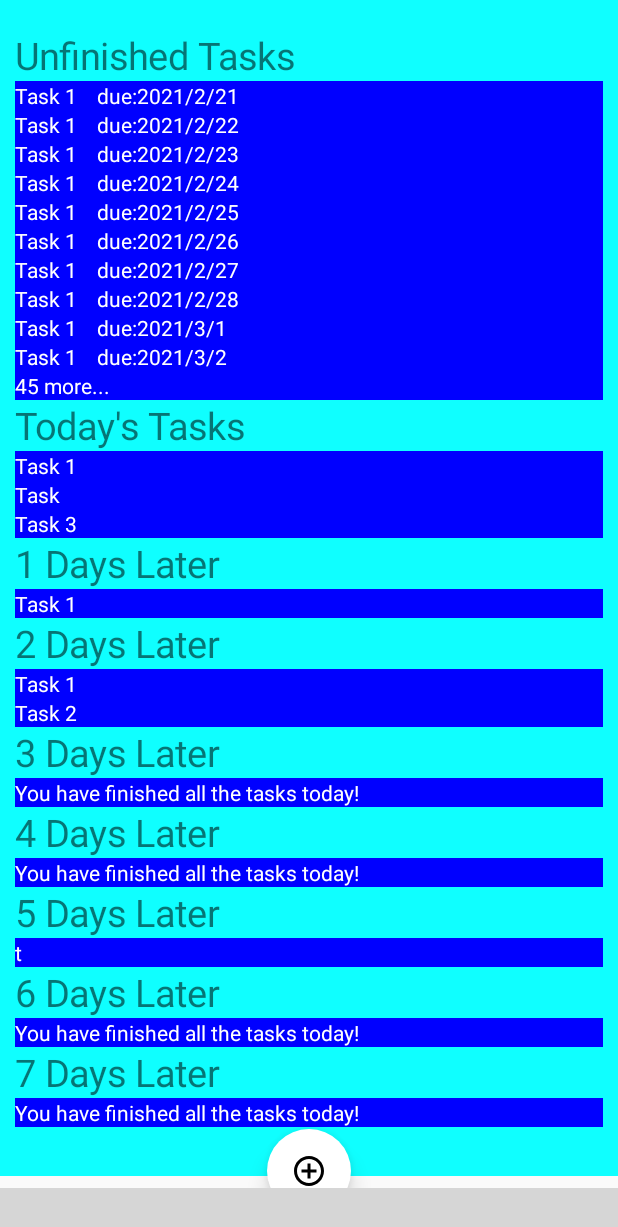
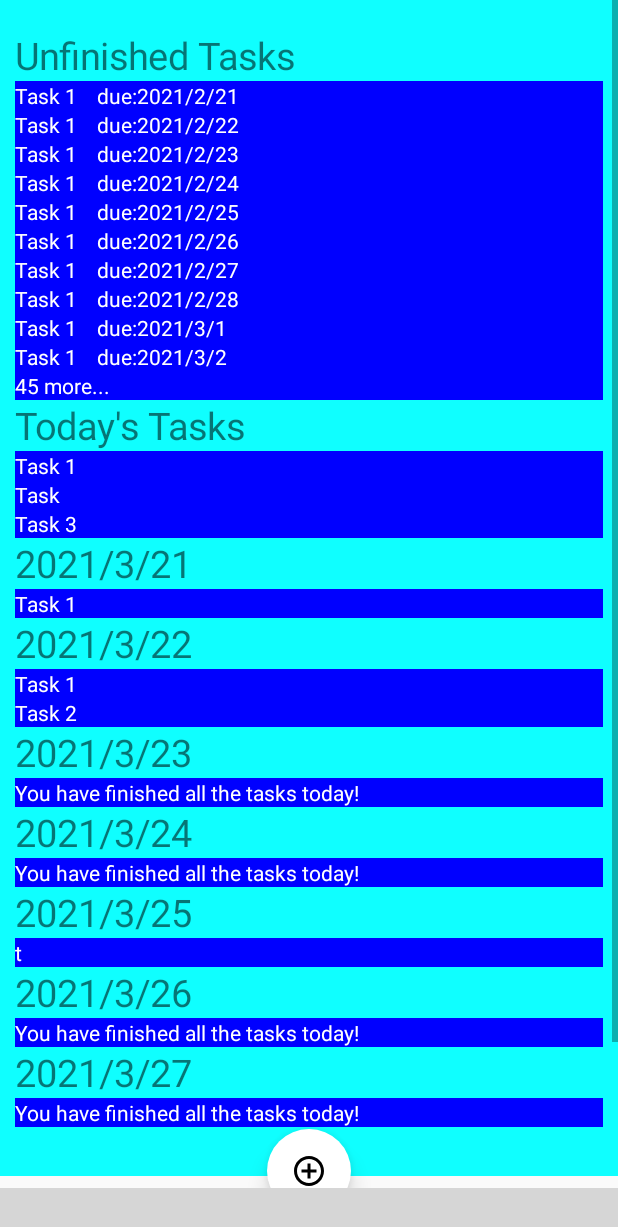
Before and after one commit to Bistard/Pet, an Android app: the TodoFragment screen opened through its navigation route, on a phone screen of 412 x 824 dp. Shown: the top 1227 px of the screen. Run offline under Robolectric (Android 15) with nearby library versions, the light colour scheme and no system bars; our stand-ins replace navigation-ui; libraries missing offline, so code that uses them is left out: com.ittianyu.bottomnavigationviewex; plain views replace BottomNavigationViewEx; network calls fail; 6 statements that could not run were skipped; grey boxes are pictures that could not be loaded.

Commit message:
todo page update

```diff
--- a/app/src/main/java/com/example/pet/Task.java
+++ b/app/src/main/java/com/example/pet/Task.java
@@ -286,7 +286,7 @@ public class Task {
      * Increment date according to calendar rules.
      * For instance incrementDate(20200227,7) should return 20200305, in YYYYMMDD
      */
-    private int incrementDate(int date, int increment) {
+    public static int incrementDate(int date, int increment) {
 
         //convert date to string and set the date format
         String oldDate = Integer.toString(date);
--- a/app/src/main/java/com/example/pet/ui/todo/TodoFragment.java
+++ b/app/src/main/java/com/example/pet/ui/todo/TodoFragment.java
@@ -30,7 +30,7 @@ public class TodoFragment extends Fragment {
     private TodoViewModel todoViewModel;
     private User user;
 
-    private int MAX_LINE_PER_DAY = 10;
+    private final int MAX_LINE_PER_DAY = 10;
 
     public View onCreateView(@NonNull LayoutInflater inflater,
                              ViewGroup container, Bundle savedInstanceState) {
@@ -91,8 +91,13 @@ public class TodoFragment extends Fragment {
         }
 
         for (int d = 1; d <= 7; d++) {
-            ArrayList<Task> theTasks = user.getTasks(currentYear, currentMonth, currentDate + d);
-            makeTab(d + " Days Later",linearLayout);
+            int searchDate = Task.incrementDate(currentYear*10000+currentMonth*100+currentDate,d);
+            int searchYear = searchDate/10000;
+            int searchMonth = (searchDate%10000)/100;
+            int searchDay = searchDate%100;
+
+            ArrayList<Task> theTasks = user.getTasks(searchYear, searchMonth, searchDay);
+            makeTab(searchYear+"/"+searchMonth+"/"+searchDay,linearLayout);
 
             LinearLayout theLayout = makeInnerLayout(linearLayout);
 
@@ -110,6 +115,13 @@ public class TodoFragment extends Fragment {
                 }
             }
         }
+
+        //make custom empty layout
+        LinearLayout empty = new LinearLayout(getContext());
+        empty.setLayoutParams(new LinearLayout.LayoutParams(LinearLayout.LayoutParams.MATCH_PARENT, 200));
+        empty.setOrientation(LinearLayout.VERTICAL);
+        empty.setBackgroundColor(0x000000FF);
+        linearLayout.addView(empty);
 
         return root;
     }
```
